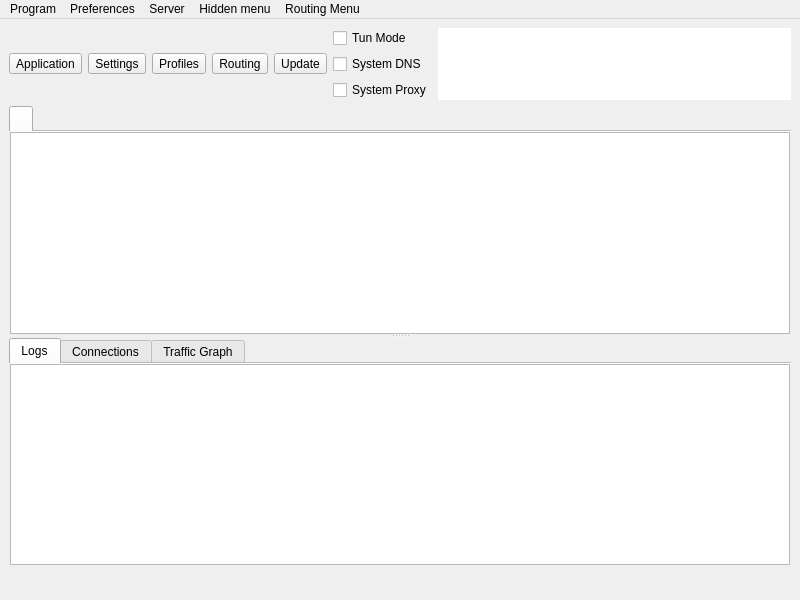
First picture: the form in include/ui/mainwindow.ui, repository shengmo0210/Throne, before the edit.
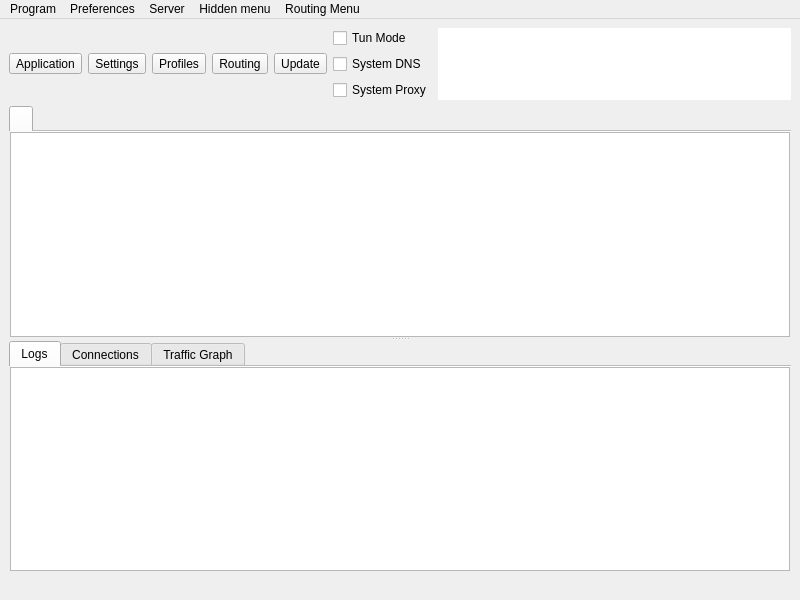
Second picture: the form after the edit. Icons and pictures are not drawn. Custom widgets are drawn as their Qt base class.

```diff
--- a/include/ui/mainwindow.ui
+++ b/include/ui/mainwindow.ui
@@ -475,31 +475,15 @@
      </widget>
     </item>
     <item>
-     <layout class="QHBoxLayout" name="horizontalLayout">
-      <item>
+     <layout class="QGridLayout" name="horizontalLayout">
+      <item row="0" column="0" colspan="2">
        <widget class="QLabel" name="label_running">
         <property name="text">
          <string/>
         </property>
        </widget>
       </item>
-      <item>
-       <spacer name="horizontalSpacer_2">
-        <property name="orientation">
-         <enum>Qt::Orientation::Horizontal</enum>
-        </property>
-        <property name="sizeType">
-         <enum>QSizePolicy::Policy::Maximum</enum>
-        </property>
-        <property name="sizeHint" stdset="0">
-         <size>
-          <width>0</width>
-          <height>20</height>
-         </size>
-        </property>
-       </spacer>
-      </item>
-      <item>
+      <item row="0" column="2">
        <widget class="QLabel" name="label_inbound">
         <property name="text">
          <string/>
@@ -509,7 +493,17 @@
         </property>
        </widget>
       </item>
-      <item>
+      <item row="0" column="3">
+       <widget class="QLabel" name="label_outbound">
+        <property name="text">
+         <string/>
+        </property>
+        <property name="alignment">
+         <set>Qt::AlignmentFlag::AlignLeading|Qt::AlignmentFlag::AlignLeft|Qt::AlignmentFlag::AlignVCenter</set>
+        </property>
+       </widget>
+      </item>
+      <item row="0" column="4">
        <widget class="QLabel" name="label_speed">
         <property name="text">
          <string/>
```
